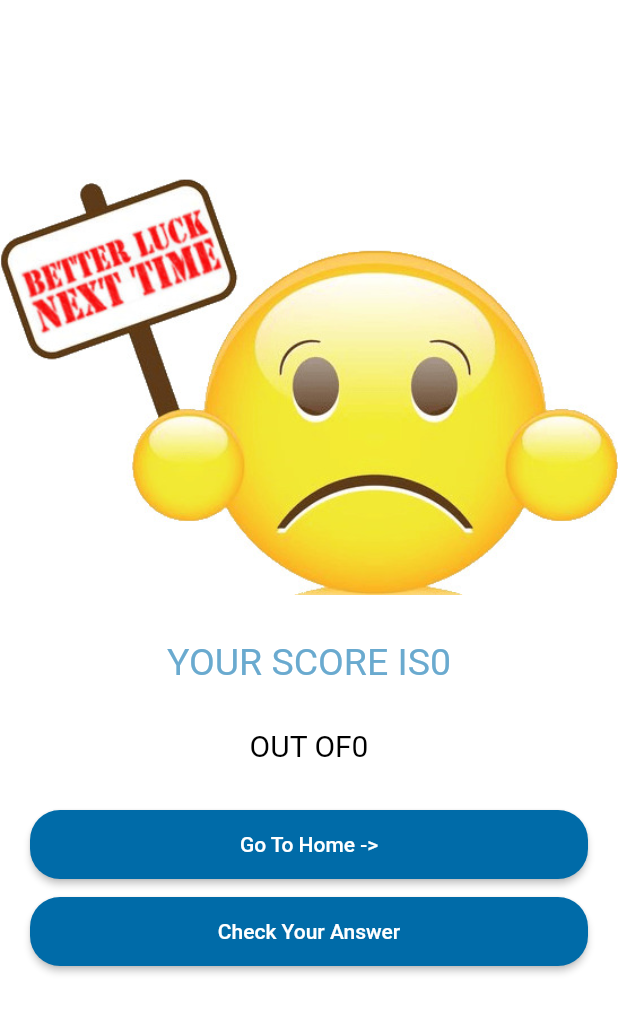
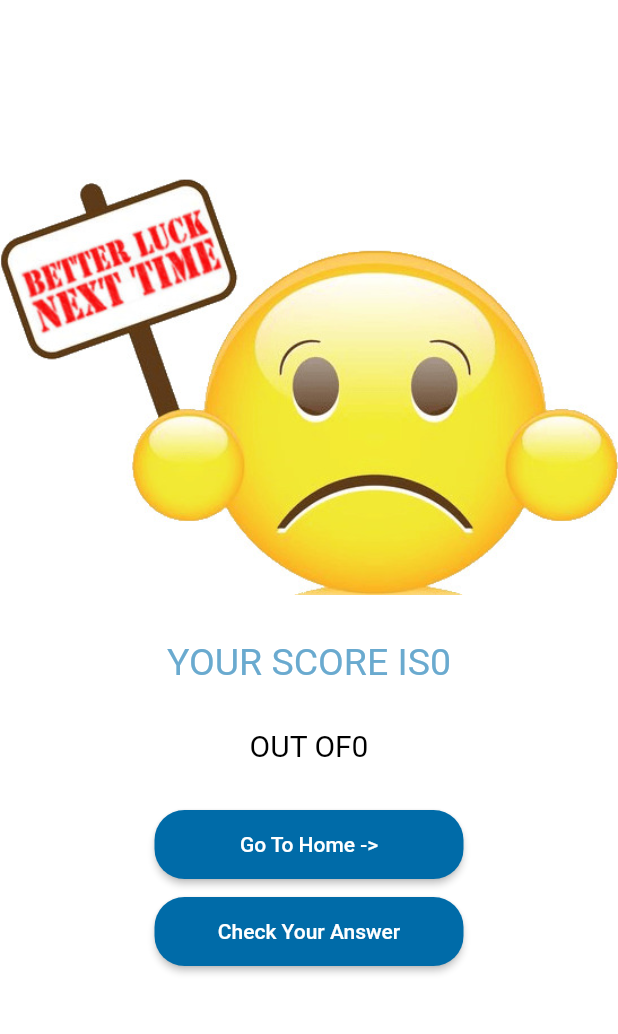
Before and after one commit to j-j-gajjar/Mathematics, a Flutter app: the AnswerScreen screen opened directly with empty values, on a phone screen of 412 x 824 dp, the part 90-1124 px from its top. Run offline on Flutter 3.47's test engine with Material 2 defaults, Android fonts, the light colour scheme and no system bars; our stand-ins replace circular_countdown_timer, font_awesome_flutter, modal_progress_hud_nsn, pdf, printing; missing offline and left inert: syncfusion_flutter_pdfviewer, universal_html; generated files the repository leaves out were written again; project files that could hold a hidden picture were left out.

Commit message:
screenshots

```diff
--- a/lib/Quiz/AnswerScreen.dart
+++ b/lib/Quiz/AnswerScreen.dart
@@ -47,7 +47,7 @@ class AnswerScreen extends StatelessWidget {
             const SizedBox(height: 30),
             buildElevatedButton(
               onPressed: () => Navigator.pushReplacementNamed(context, HomeScreen.routeName),
-              label: AppLocalizations.of(context)?.goToHome ?? 'Go To Home -> erro',
+              label: AppLocalizations.of(context)?.goToHome ?? 'Go To Home -> erro', context: context,
             ),
             const SizedBox(height: 10),
             buildElevatedButton(
@@ -61,7 +61,7 @@ class AnswerScreen extends StatelessWidget {
                   ),
                 ),
               ),
-              label: AppLocalizations.of(context)?.checkYourAnswer ?? 'Check Your Answer - erro',
+              label: AppLocalizations.of(context)?.checkYourAnswer ?? 'Check Your Answer - erro', context: context,
             ),
           ],
         ),
@@ -99,12 +99,13 @@ class AnswerScreen extends StatelessWidget {
   }
 
   Widget buildElevatedButton({
+    required BuildContext context, // Adicione o parâmetro BuildContext aqui
     required VoidCallback onPressed,
     required String label,
   }) {
     return Container(
       margin: const EdgeInsets.symmetric(horizontal: 20.0),
-      width: double.infinity,
+      width: MediaQuery.of(context).size.width * 0.5,
       child: ElevatedButton(
         onPressed: onPressed,
         style: ElevatedButton.styleFrom(
@@ -121,6 +122,7 @@ class AnswerScreen extends StatelessWidget {
       ),
     );
   }
+
 
   Locale getCurrentLocale(BuildContext context) {
     return Localizations.localeOf(context);
```
Also changed, not shown: 10 other files.
